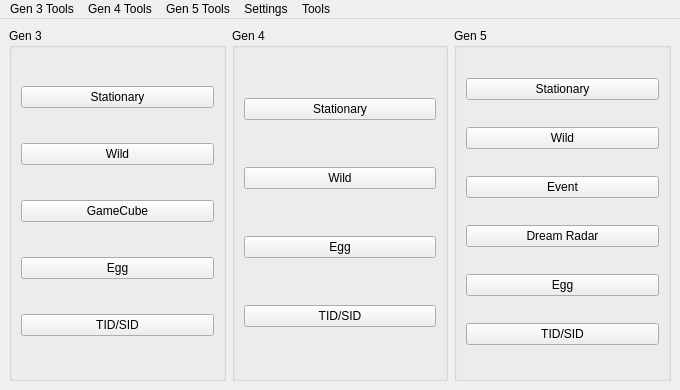
First picture: the form in Forms/MainWindow.ui, repository Admiral-Fish/PokeFinder, before the edit.
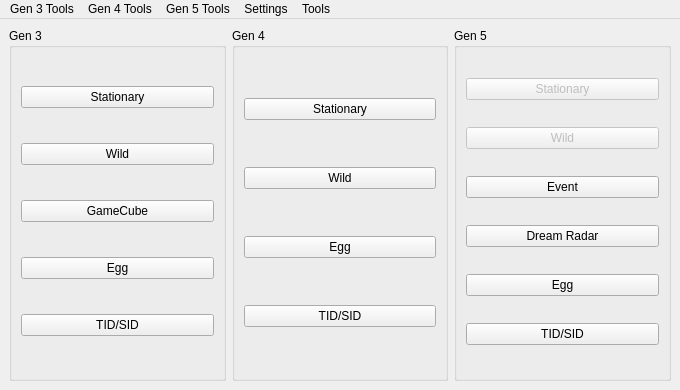
Second picture: the form after the edit. Icons and pictures are not drawn.

What changed in the file:
```diff
--- a/Forms/MainWindow.ui
+++ b/Forms/MainWindow.ui
@@ -111,6 +111,9 @@
       <layout class="QGridLayout" name="gridLayout_4">
        <item row="0" column="0">
         <widget class="QPushButton" name="pushButtonStationary5">
+         <property name="enabled">
+          <bool>false</bool>
+         </property>
          <property name="text">
           <string>Stationary</string>
          </property>
@@ -118,6 +121,9 @@
        </item>
        <item row="1" column="0">
         <widget class="QPushButton" name="pushButtonWild5">
+         <property name="enabled">
+          <bool>false</bool>
+         </property>
          <property name="text">
           <string>Wild</string>
          </property>
```
